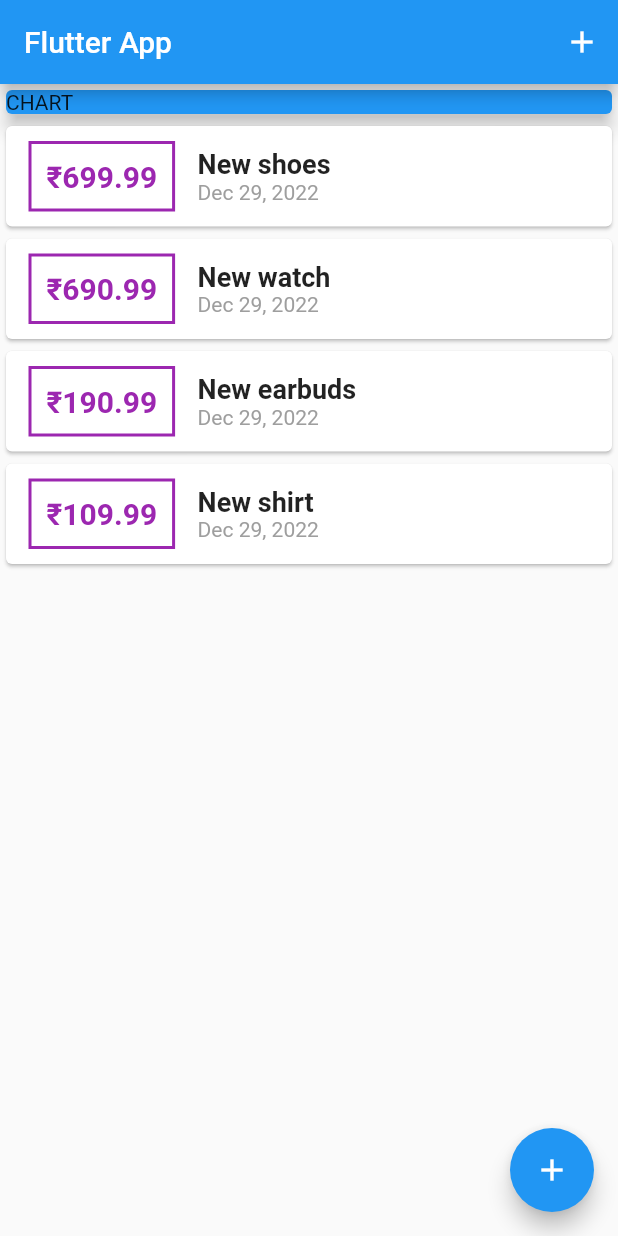
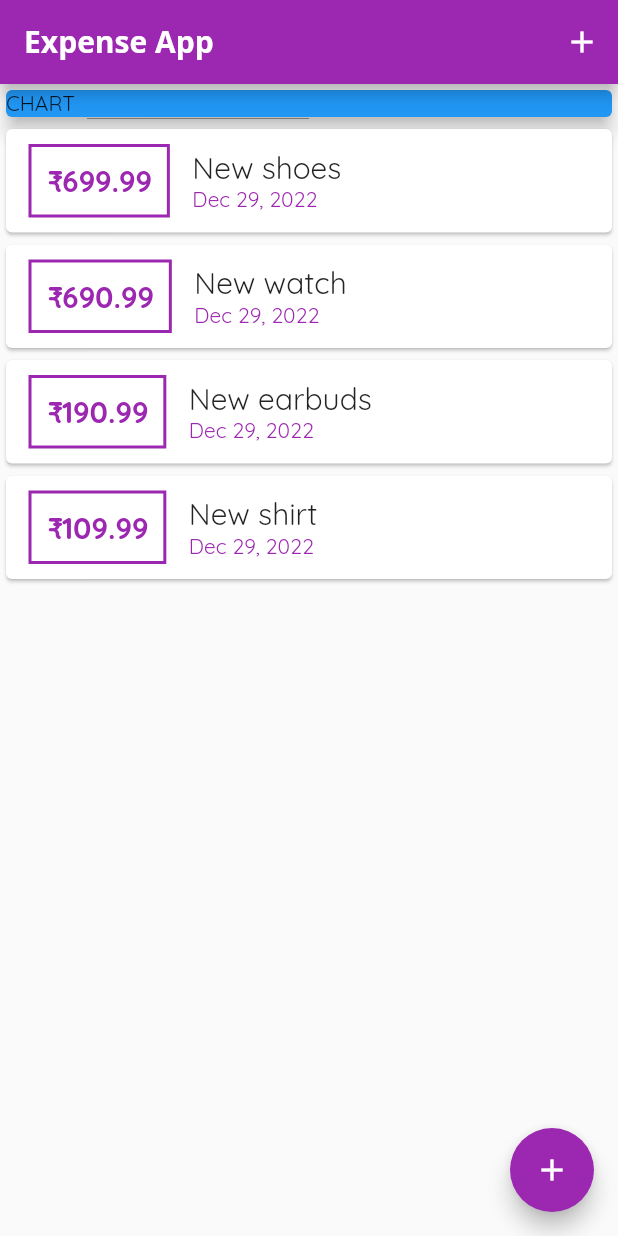
Before and after one commit to Mohammedshuhaib/Moneycontroller, a Flutter app: the screen it shows after launch, on a phone screen of 412 x 824 dp. Run offline on Flutter 3.47's test engine with Material 2 defaults, Android fonts, the phone set to English and light mode, and no system bars.

Commit message:
added theme

```diff
--- a/lib/main.dart
+++ b/lib/main.dart
@@ -11,6 +11,14 @@ class MyApp extends StatelessWidget {
   Widget build(BuildContext context) {
     return MaterialApp(
       title: 'Flutter App',
+      theme: ThemeData(
+          primarySwatch: Colors.purple,
+          fontFamily: 'Quicksand',
+          appBarTheme: AppBarTheme(
+              titleTextStyle: TextStyle(
+                  fontFamily: "OpenSans",
+                  fontSize: 20,
+                  fontWeight: FontWeight.bold))),
       home: MyHomePage(),
     );
   }
@@ -67,7 +75,10 @@ class _MyHomePageState extends State<MyHomePage> {
   Widget build(BuildContext context) {
     return Scaffold(
       appBar: AppBar(
-        title: const Text('Flutter App'),
+        title: const Text(
+          'Expense App',
+          style: TextStyle(fontFamily: 'OpenSans'),
+        ),
         actions: [
           IconButton(
               onPressed: () {
--- a/lib/widgets/new_transaction.dart
+++ b/lib/widgets/new_transaction.dart
@@ -25,6 +25,8 @@ class _NewTransactionState extends State<NewTransaction> {
       enteredTitle,
       enteredAmount
     );
+
+    Navigator.of(context).pop();
   }
 
   @override
--- a/lib/widgets/transaction_list.dart
+++ b/lib/widgets/transaction_list.dart
@@ -10,7 +10,7 @@ class TransactionList extends StatelessWidget {
   @override
   Widget build(BuildContext context) {
     return Container(
-      height: 400,
+      height: 700,
       child: ListView.builder(
         itemBuilder: (context, index) {
           return Card(
@@ -19,13 +19,13 @@ class TransactionList extends StatelessWidget {
                 margin:
                     const EdgeInsets.symmetric(vertical: 10, horizontal: 15),
                 decoration: BoxDecoration(
-                    border: Border.all(color: Colors.purple, width: 2)),
+                    border: Border.all(color: Theme.of(context).primaryColor, width: 2)),
                 padding: const EdgeInsets.all(10.0),
                 child: Text('₹${transactions[index].amount.toStringAsFixed(2)}',
-                    style: const TextStyle(
+                    style: TextStyle(
                       fontWeight: FontWeight.bold,
                       fontSize: 20,
-                      color: Colors.purple,
+                      color: Theme.of(context).primaryColor,
                     )),
               ),
               Column(
@@ -33,12 +33,11 @@ class TransactionList extends StatelessWidget {
                 children: [
                   Text(
                     transactions[index].title,
-                    style: const TextStyle(
-                        fontSize: 18, fontWeight: FontWeight.bold),
+                    style: Theme.of(context).textTheme.headline6,
                   ),
                   Text(
                     DateFormat.yMMMd().format(transactions[index].date),
-                    style: const TextStyle(color: Colors.grey),
+                    style: TextStyle(color: Theme.of(context).primaryColor),
                   )
                 ],
               )
```
Also changed, not shown: pubspec.yaml (+11 -6 lines), assets/fonts/OpenSans-Bold.ttf (added), assets/fonts/OpenSans-Regular.ttf (added), assets/fonts/Quicksand-Bold.ttf (added), assets/fonts/Quicksand-Light.ttf (added), assets/fonts/Quicksand-Medium.ttf (added), assets/fonts/Quicksand-Regular.ttf (added).
